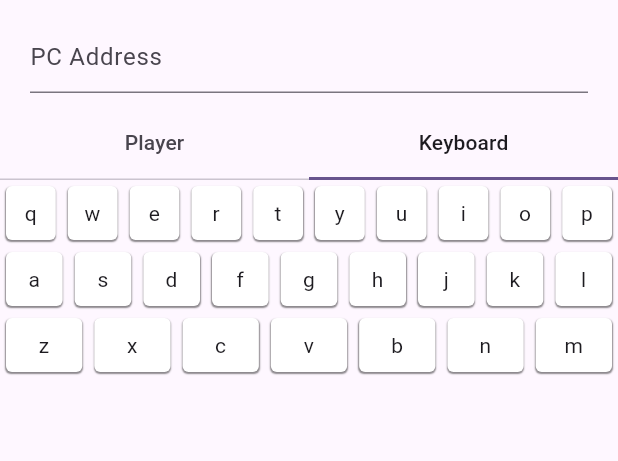
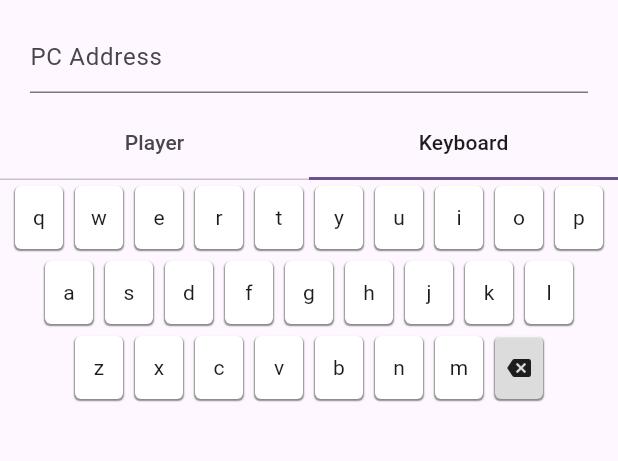
Before and after one commit to bytes7bytes7/remote_control, a Flutter app: the screen it shows after launch, tab 2 chosen, on a phone screen of 412 x 824 dp, the part 63-524 px from its top. Run offline on Flutter 3.47's test engine with Material 2 defaults, Android fonts, the phone set to English and light mode, and no system bars; our stand-ins replace dio, flutter_bloc, freezed_annotation.

Commit message:
add keyboard

```diff
--- a/lib/bloc/keyboard/keyboard_bloc.dart
+++ b/lib/bloc/keyboard/keyboard_bloc.dart
@@ -22,17 +22,10 @@ class KeyboardBloc extends Bloc<KeyboardEvent, KeyboardState> {
     _TextEditedEvent event,
     Emitter<KeyboardState> emit,
   ) {
-    if (state.text.contains(event.text)) {
-
-    }
-
-    late final String lastKey;
-    if (event.text.isNotEmpty) {
-      lastKey = event.text[event.text.length - 1];
-    } else {
-      lastKey = '';
-    }
-
-    _signalBloc.add(SignalEvent.keyPressed(key: lastKey));
+    _signalBloc.add(SignalEvent.keyPressed(key: event.text));
   }
 }
+
+class KeyboardKeys {
+  static const backspace = 'backspace';
+}
--- a/lib/widgets/keyboard_controls.dart
+++ b/lib/widgets/keyboard_controls.dart
@@ -33,46 +33,59 @@ class _Body extends StatelessWidget {
         return Column(
           children: [
             Row(
+              mainAxisAlignment: MainAxisAlignment.center,
               children: 'qwertyuiop'.split('').map(
                 (e) {
-                  return Expanded(
-                    child: KeyboardButton(
-                      value: e,
+                  return KeyboardButton(
+                    value: Text(e),
                     onPressed: () {
                       bloc.add(KeyboardEvent.textEdited(text: e));
                     },
-                    ),
                   );
                 },
               ).toList(),
             ),
             Row(
+              mainAxisAlignment: MainAxisAlignment.center,
               children: 'asdfghjkl'.split('').map(
                 (e) {
-                  return Expanded(
-                    child: KeyboardButton(
-                      value: e,
+                  return KeyboardButton(
+                    value: Text(e),
                     onPressed: () {
                       bloc.add(KeyboardEvent.textEdited(text: e));
                     },
-                    ),
                   );
                 },
               ).toList(),
             ),
             Row(
-              children: 'zxcvbnm'.split('').map(
+              mainAxisAlignment: MainAxisAlignment.center,
+              children: [
+                ...'zxcvbnm'.split('').map(
                   (e) {
-                  return Expanded(
-                    child: KeyboardButton(
-                      value: e,
+                    return KeyboardButton(
+                      value: Text(e),
                       onPressed: () {
                         bloc.add(KeyboardEvent.textEdited(text: e));
                       },
+                    );
+                  },
+                ),
+                KeyboardButton(
+                  value: const Icon(
+                    Icons.backspace,
+                    size: 16,
+                  ),
+                  background: Colors.white70,
+                  onPressed: () {
+                    bloc.add(
+                      const KeyboardEvent.textEdited(
+                        text: KeyboardKeys.backspace,
                       ),
                     );
                   },
-              ).toList(),
+                ),
+              ],
             ),
           ],
         );
@@ -86,19 +99,24 @@ class KeyboardButton extends StatelessWidget {
     super.key,
     required this.value,
     required this.onPressed,
+    this.background,
   });
 
-  final String value;
+  final Widget value;
   final VoidCallback onPressed;
+  final Color? background;
 
   @override
   Widget build(BuildContext context) {
-    return Padding(
+    return SizedBox(
+      height: 50,
+      width: 40,
+      child: Padding(
         padding: const EdgeInsets.all(4),
         child: DecoratedBox(
           decoration: BoxDecoration(
             borderRadius: BorderRadius.circular(4),
-          color: Colors.white,
+            color: background ?? Colors.white,
             boxShadow: const [
               BoxShadow(
                 color: Colors.black45,
@@ -114,13 +132,9 @@ class KeyboardButton extends StatelessWidget {
             clipBehavior: Clip.hardEdge,
             child: InkWell(
               onTap: onPressed,
-            child: Padding(
-              padding: const EdgeInsets.symmetric(
-                vertical: 8,
-              ),
-              child: Text(
-                value,
-                textAlign: TextAlign.center,
+              child: Align(
+                alignment: Alignment.center,
+                child: value,
               ),
             ),
           ),
```
Lines whose indentation alone changed are shown as unchanged.
